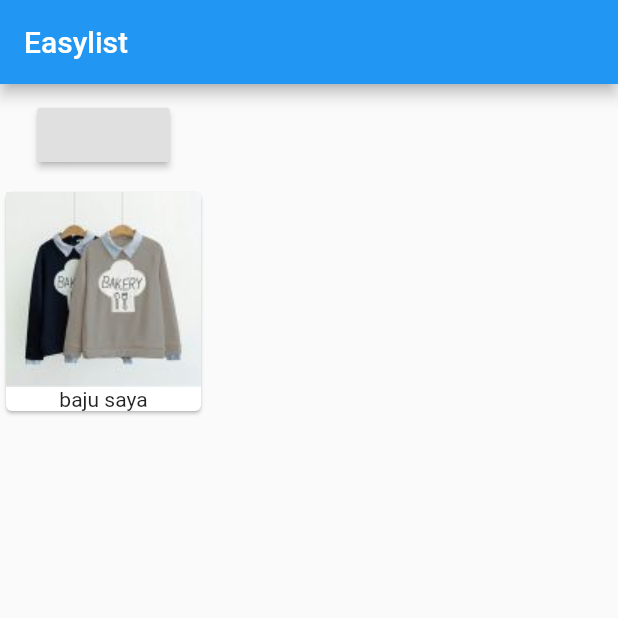
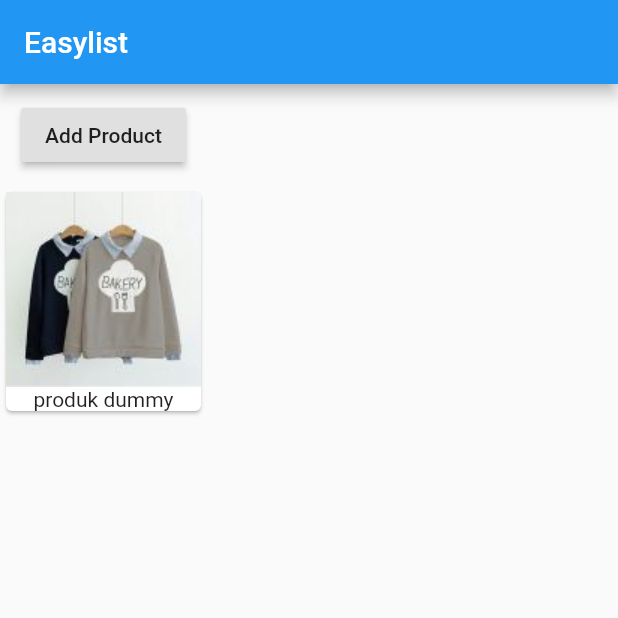
Before and after one commit to yayanbachtiar/learning-flutter, a Flutter app: the screen it shows after launch, on a phone screen of 412 x 824 dp, the top half of it. Run offline on Flutter 3.47's test engine with Material 2 defaults, Android fonts, the phone set to English and light mode, and no system bars.

Commit message:
pelajaran 2 splitting file

```diff
--- a/lib/main.dart
+++ b/lib/main.dart
@@ -1,4 +1,5 @@
 import 'package:flutter/material.dart';
+import './product_manager.dart';
 
 void main() {
   runApp(MyApp());
@@ -9,26 +10,7 @@ class MyApp extends StatelessWidget {
   Widget build(BuildContext context) {
     var data = "Easylist";
     return MaterialApp(
-        home: Scaffold(appBar: buildAppBar(data), body: buildHeader()));
-  }
-
-  Column buildHeader() {
-    return Column(children: [
-      Container(
-        margin: EdgeInsets.all(10.0),
-        child: RaisedButton(
-          onPressed: () {},
-        ),
-      ),
-      Card(
-        child: Column(
-          children: <Widget>[
-            Image.asset('assets/images/baju.jpg'),
-            Text("baju saya")
-          ],
-        ),
-      )
-    ]);
+        home: Scaffold(appBar: buildAppBar(data), body: ProductManager()));
   }
 
   AppBar buildAppBar(String data) {
--- /dev/null
+++ b/lib/product.dart
@@ -0,0 +1,27 @@
+import 'package:flutter/material.dart';
+
+/**
+ * Stateless widget,
+ * state dimana tidak banyak perubahan data didalamnya,
+ * Parsing data menggunakan constructor
+ */
+class Product extends StatelessWidget {
+  final List<String> product;
+  // constructor
+  Product(this.product);
+  @override
+  Widget build(BuildContext context) {
+    return Column(
+      children: product
+          .map((element) => Card(
+                child: Column(
+                  children: <Widget>[
+                    Image.asset('assets/images/baju.jpg'),
+                    Text(element)
+                  ],
+                ),
+              ))
+          .toList(),
+    );
+  }
+}
--- /dev/null
+++ b/lib/product_manager.dart
@@ -0,0 +1,35 @@
+import 'package:flutter/material.dart';
+import './product.dart';
+
+class ProductManager extends StatefulWidget {
+  @override
+  State<StatefulWidget> createState() {
+    return _ProductManagerState();
+  }
+}
+
+class _ProductManagerState extends State<ProductManager> {
+  List<String> _product = ['produk dummy'];
+
+  @override
+  Widget build(BuildContext context) {
+    // TODO: implement build
+    return Column(
+      children: <Widget>[
+        Container(
+          margin: EdgeInsets.all(10.0),
+          child: RaisedButton(
+            onPressed: () {
+              setState(() {
+                _product.add('cobo aku jembere');
+              });
+            },
+            child: Text('Add Product'),
+          ),
+        ),
+        // manggilproduct
+        Product(_product)
+      ],
+    );
+  }
+}
```
